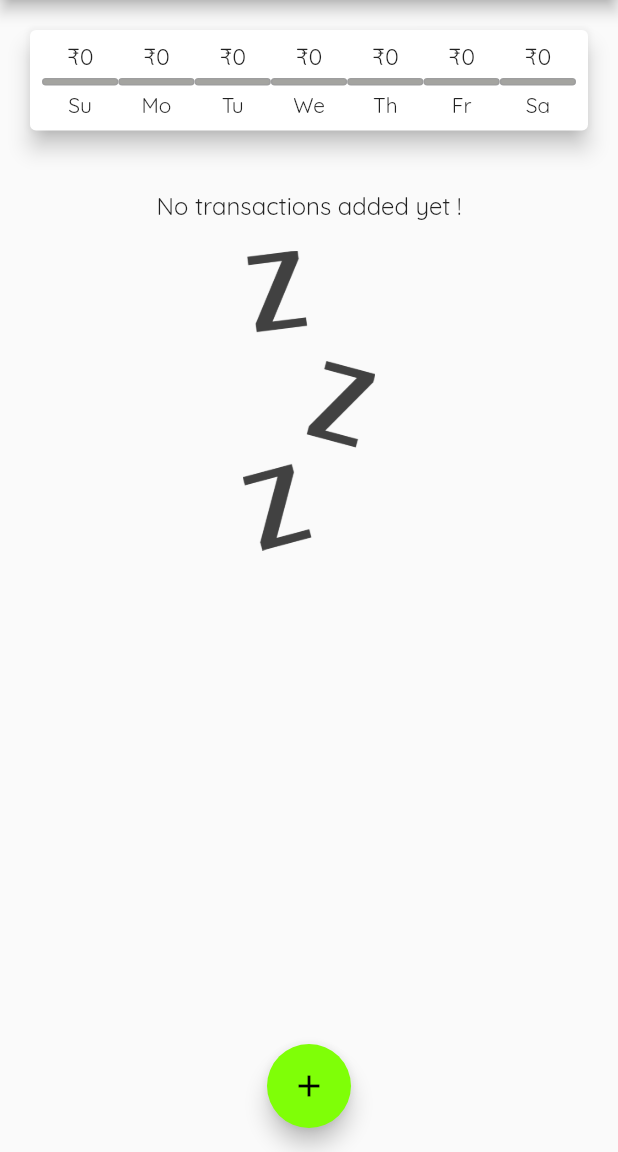
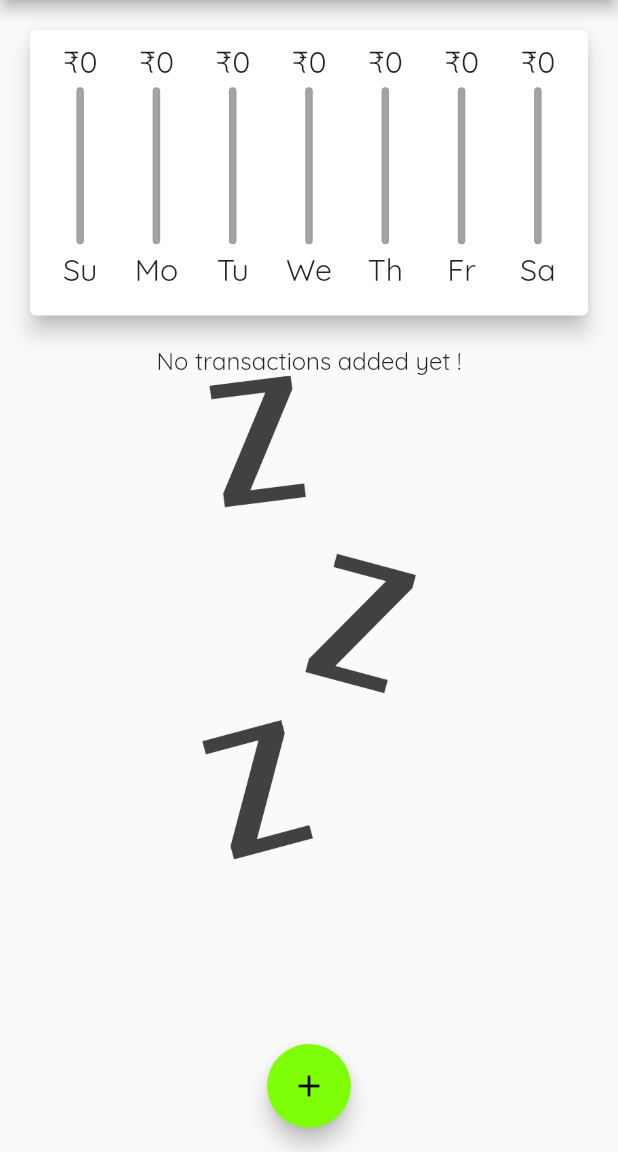
Before and after one commit to giridharan1129/Personal-expense-app, a Flutter app: the PeHomePage screen opened by its route, on a phone screen of 412 x 824 dp, the part 84-1236 px from its top. Run offline on Flutter 3.47's test engine with Material 2 defaults, Android fonts, the light colour scheme and no system bars; our stand-ins replace flutter_spinkit.

Commit message:
personal expense app made responsive and adaprive

```diff
--- a/lib/personal_expenses_app/homepage.dart
+++ b/lib/personal_expenses_app/homepage.dart
@@ -1,3 +1,6 @@
+import 'dart:io';
+
+import 'package:flutter/cupertino.dart';
 import 'package:flutter/material.dart';
 
 import './widgets/transaction_list.dart';
@@ -26,6 +29,7 @@ class PeHomePage extends StatefulWidget {
 }
 
 class _MyHomePageState extends State<PeHomePage> {
+  bool _showChart = false;
   final List<Transaction> _userTransactions = [
     // Transaction(
     //   id: 't1',
@@ -41,12 +45,13 @@ class _MyHomePageState extends State<PeHomePage> {
     // ),
   ];
   List<Transaction> get _recentTransactions {
-    return _userTransactions.where((tx){
+    return _userTransactions.where((tx) {
       return tx.date.isAfter(DateTime.now().subtract(Duration(days: 7)));
     }).toList();
   }
 
-  void _addNewTransaction(String txTitle, double txAmount,DateTime chosenDate) {
+  void _addNewTransaction(
+      String txTitle, double txAmount, DateTime chosenDate) {
     final newTx = Transaction(
       title: txTitle,
       amount: txAmount,
@@ -72,16 +77,31 @@ class _MyHomePageState extends State<PeHomePage> {
     );
   }
 
-  void _deleteTransaction(String id){
+  void _deleteTransaction(String id) {
     setState(() {
-      _userTransactions.removeWhere((tx) => tx.id==id);
+      _userTransactions.removeWhere((tx) => tx.id == id);
     });
   }
 
   @override
   Widget build(BuildContext context) {
-    return Scaffold(
-      appBar: AppBar(
+    final mediaQuery = MediaQuery.of(context);
+    final isLandscape =
+        MediaQuery.of(context).orientation == Orientation.landscape;
+    final PreferredSizeWidget appBar = Platform.isIOS
+        ? CupertinoNavigationBar(
+            middle: Text('Personal Expenses'),
+            trailing: Row(
+              mainAxisSize: MainAxisSize.min,
+              children: [
+                GestureDetector(
+                  child: Icon(CupertinoIcons.add),
+                  onTap: () => _startAddNewTransaction(context),
+                )
+              ],
+            ),
+          )
+        : AppBar(
             title: Text('Personal Expenses'),
             centerTitle: true,
             actions: <Widget>[
@@ -90,20 +110,72 @@ class _MyHomePageState extends State<PeHomePage> {
                 onPressed: () => _startAddNewTransaction(context),
               ),
             ],
-      ),
-      body: SingleChildScrollView(
+          ) as PreferredSizeWidget;
+    final txListWidget = Container(
+      height: (mediaQuery.size.height -
+              appBar.preferredSize.height -
+              mediaQuery.padding.top) *
+          0.7,
+      child: TransactionList(_userTransactions, _deleteTransaction),
+    );
+    final pageBody = SafeArea(
+      child: SingleChildScrollView(
         child: Column(
-          // mainAxisAlignment: MainAxisAlignment.start,
           crossAxisAlignment: CrossAxisAlignment.stretch,
           children: <Widget>[
-            Chart(_recentTransactions),
-            SizedBox(height: 20,),
-            TransactionList(_userTransactions,_deleteTransaction),
+            if (isLandscape)
+              Row(
+                mainAxisAlignment: MainAxisAlignment.center,
+                children: [
+                  Text(
+                    "Show Chart",
+                    style: Theme.of(context).textTheme.titleMedium,
+                  ),
+                  Switch.adaptive(
+                    activeColor: Theme.of(context).accentColor,
+                    value: _showChart,
+                    onChanged: (bool value) {
+                      setState(() {
+                        _showChart = value;
+                      });
+                    },
+                  ),
+                ],
+              ),
+            if (!isLandscape)
+              Container(
+                  height: (mediaQuery.size.height -
+                          appBar.preferredSize.height -
+                          mediaQuery.padding.top) *
+                      0.3,
+                  child: Chart(_recentTransactions)),
+            if (!isLandscape) txListWidget,
+            if (isLandscape)
+              _showChart
+                  ? Container(
+                      height: (mediaQuery.size.height -
+                              appBar.preferredSize.height -
+                              mediaQuery.padding.top) *
+                          0.7,
+                      child: Chart(_recentTransactions))
+                  : txListWidget
           ],
         ),
       ),
-      floatingActionButtonLocation: FloatingActionButtonLocation.centerFloat,
-      floatingActionButton: FloatingActionButton(
+    );
+    return Platform.isIOS
+        ? CupertinoPageScaffold(
+            child: pageBody,
+            navigationBar: appBar as ObstructingPreferredSizeWidget,
+          )
+        : Scaffold(
+            appBar: appBar,
+            body: pageBody,
+            floatingActionButtonLocation:
+                FloatingActionButtonLocation.centerFloat,
+            floatingActionButton: Platform.isIOS
+                ? Container()
+                : FloatingActionButton(
                     child: Icon(Icons.add),
                     onPressed: () => _startAddNewTransaction(context),
                   ),
--- /dev/null
+++ b/lib/personal_expenses_app/widgets/adaptive_flat_button.dart
@@ -0,0 +1,19 @@
+import 'dart:io';
+
+import 'package:flutter/cupertino.dart';
+import 'package:flutter/material.dart';
+import 'package:flutter/src/widgets/framework.dart';
+import 'package:flutter/src/widgets/placeholder.dart';
+
+class AdaptiveFlatButton extends StatelessWidget {
+  final String text;
+  final Function() handler;
+  AdaptiveFlatButton(this.text, this.handler);
+
+  @override
+  Widget build(BuildContext context) {
+    return Platform.isIOS
+        ? CupertinoButton(onPressed: handler, child: Text(text))
+        : TextButton(onPressed: handler, child: Text(text));
+  }
+}
--- a/lib/personal_expenses_app/widgets/chart_bar.dart
+++ b/lib/personal_expenses_app/widgets/chart_bar.dart
@@ -11,43 +11,51 @@ class ChartBar extends StatelessWidget {
 
   @override
   Widget build(BuildContext context) {
+    return LayoutBuilder(builder: (ctx, constraints) {
       return Column(
         children: [
-        Container(height: 20,child: FittedBox(child: Text('\u{20B9}${spendingAmount.toStringAsFixed(0)}'))),
-        SizedBox(
+          Container(
+              height: constraints.maxHeight * 0.15,
+              child: FittedBox(
+                  child: Text('\u{20B9}${spendingAmount.toStringAsFixed(0)}'))),
+          const SizedBox(
             height: 4,
           ),
           Container(
-          height: 5,
-          width: 60,
+            height: constraints.maxHeight * 0.6,
+            width: 5,
             child: Stack(
               children: [
                 Container(
                   decoration: BoxDecoration(
                       border: Border.all(color: Colors.grey, width: 1.0),
-                    color: Color.fromARGB(255, 164, 164, 160),
+                      color: const Color.fromARGB(255, 164, 164, 160),
                       borderRadius: BorderRadius.circular(10)),
                 ),
                 FractionallySizedBox(
-                widthFactor: spendingPctOfTotal,
+                  heightFactor: spendingPctOfTotal,
                   child: Container(
                     decoration: BoxDecoration(
-                      gradient: LinearGradient(
+                        gradient: const LinearGradient(
                           colors: [
                             Color.fromARGB(255, 9, 59, 138),
                             Color.fromARGB(255, 12, 111, 192)
-                                              ],),
+                          ],
+                        ),
                         borderRadius: BorderRadius.circular(10)),
                   ),
                 )
               ],
             ),
           ),
-        SizedBox(
+          const SizedBox(
             height: 4,
           ),
-        Text('$label')
+          Container(
+              height: constraints.maxHeight * 0.15,
+              child: FittedBox(child: Text(label)))
         ],
       );
+    });
   }
 }
--- a/lib/personal_expenses_app/widgets/new_transaction.dart
+++ b/lib/personal_expenses_app/widgets/new_transaction.dart
@@ -1,5 +1,9 @@
+import 'dart:io';
+
+import 'package:flutter/cupertino.dart';
 import 'package:flutter/material.dart';
 import 'package:intl/intl.dart';
+import 'package:multiple_apps/personal_expenses_app/widgets/adaptive_flat_button.dart';
 
 class NewTransaction extends StatefulWidget {
   final Function addTx;
@@ -11,27 +15,21 @@ class NewTransaction extends StatefulWidget {
 }
 
 class _NewTransactionState extends State<NewTransaction> {
-
   final _titleController = TextEditingController();
   final _amountController = TextEditingController();
-   DateTime ?_selectedDate;
-
+  DateTime? _selectedDate;
 
   void _submitData() {
-    if(_amountController.text.isEmpty){
+    if (_amountController.text.isEmpty) {
       return;
     }
     final enteredTitle = _titleController.text;
     final enteredAmount = double.parse(_amountController.text);
 
-    if (enteredTitle.isEmpty || enteredAmount <= 0|| _selectedDate==null) {
+    if (enteredTitle.isEmpty || enteredAmount <= 0 || _selectedDate == null) {
       return;
     }
-    widget.addTx(
-      enteredTitle,
-    enteredAmount,
-    _selectedDate
-    );
+    widget.addTx(enteredTitle, enteredAmount, _selectedDate);
 
     Navigator.of(context).pop();
   }
@@ -41,21 +39,28 @@ class _NewTransactionState extends State<NewTransaction> {
             context: context,
             initialDate: DateTime.now(),
             firstDate: DateTime(2022),
-        lastDate: DateTime.now()).then((pickedDate) {
-          if(pickedDate==null){
-          return ;
-        }setState(() {
-          (_selectedDate=pickedDate);
+            lastDate: DateTime.now())
+        .then((pickedDate) {
+      if (pickedDate == null) {
+        return;
+      }
+      setState(() {
+        (_selectedDate = pickedDate);
       });
     });
   }
 
   @override
   Widget build(BuildContext context) {
-    return Card(
+    return SingleChildScrollView(
+      child: Card(
         elevation: 5,
         child: Container(
-        padding: EdgeInsets.all(10),
+          padding: EdgeInsets.only(
+              top: 10,
+              left: 10,
+              right: 10,
+              bottom: MediaQuery.of(context).viewInsets.bottom + 10),
           child: Column(
             crossAxisAlignment: CrossAxisAlignment.end,
             children: [
@@ -76,9 +81,12 @@ class _NewTransactionState extends State<NewTransaction> {
                 height: 70,
                 child: Row(
                   children: [
-                  Expanded
-                  (child: Text(_selectedDate==null ?'No date chosen !' : 'Picked date : ${DateFormat.yMMMMd().format(_selectedDate as DateTime)}')),
-                  TextButton(onPressed: _presentDatePicker, child: Text('Choose date'))
+                    Expanded(
+                        child: Text(_selectedDate == null
+                            ? 'No date chosen !'
+                            : 'Picked date : ${DateFormat.yMMMMd().format(_selectedDate as DateTime)}')),
+                    AdaptiveFlatButton(
+                        "Choose Date", () => _presentDatePicker())
                   ],
                 ),
               ),
@@ -92,6 +100,7 @@ class _NewTransactionState extends State<NewTransaction> {
             ],
           ),
         ),
+      ),
     );
   }
 }
--- a/lib/personal_expenses_app/widgets/transaction_list.dart
+++ b/lib/personal_expenses_app/widgets/transaction_list.dart
@@ -7,30 +7,27 @@ class TransactionList extends StatelessWidget {
   final List<Transaction> transactions;
   final Function deleteTx;
 
-  TransactionList(this.transactions,this.deleteTx);
+  TransactionList(this.transactions, this.deleteTx);
 
   @override
   Widget build(BuildContext context) {
-    return Container(
-      height: MediaQuery.of(context).size.height*0.6,
-      child: transactions.isEmpty
-          ? Column(
+    return transactions.isEmpty
+        ? LayoutBuilder(builder: (ctx, constraints) {
+            return Column(
               children: [
                 Text(
                   'No transactions added yet !',
                   style: Theme.of(context).textTheme.titleMedium,
                 ),
-                SizedBox(
-                  height: 20,
-                ),
                 Container(
-                    height: 200,
+                    height: constraints.maxHeight * 0.6,
                     child: Image.asset(
                       'assets/PEimages/waiting.png',
                       fit: BoxFit.cover,
                     ))
               ],
-            )
+            );
+          })
         : ListView.builder(
             itemBuilder: (context, index) {
               return Card(
@@ -48,8 +45,7 @@ class TransactionList extends StatelessWidget {
                   ),
                   title: Text(
                     transactions[index].title,
-                      style:
-                          TextStyle(fontSize: 18, fontWeight: FontWeight.bold),
+                    style: TextStyle(fontSize: 18, fontWeight: FontWeight.bold),
                   ),
                   subtitle: Text(
                     DateFormat.yMMMMd()
@@ -57,10 +53,16 @@ class TransactionList extends StatelessWidget {
                         .format(transactions[index].date),
                     style: TextStyle(color: Colors.grey),
                   ),
-                    trailing:IconButton(
-                      icon: Icon(Icons.delete_forever),
+                  trailing: MediaQuery.of(context).size.width > 460
+                      ? TextButton.icon(
+                          style: TextButton.styleFrom(primary: Colors.red),
+                          onPressed: () => deleteTx(transactions[index].id),
+                          icon: Icon(Icons.delete),
+                          label: Text("Delete"))
+                      : IconButton(
+                          icon: Icon(Icons.delete),
                           color: Theme.of(context).errorColor,
-                      onPressed: ()=>deleteTx(transactions[index].id),
+                          onPressed: () => deleteTx(transactions[index].id),
                         ),
                 ),
               );
@@ -107,7 +109,6 @@ class TransactionList extends StatelessWidget {
               // );
             },
             itemCount: transactions.length,
-            ),
           );
   }
 }
```
Also changed, not shown: lib/main.dart (+9 -7 lines), lib/personal_expenses_app/widgets/chart.dart (+10 -7 lines), pubspec.lock. Lines whose indentation alone changed are shown as unchanged.
